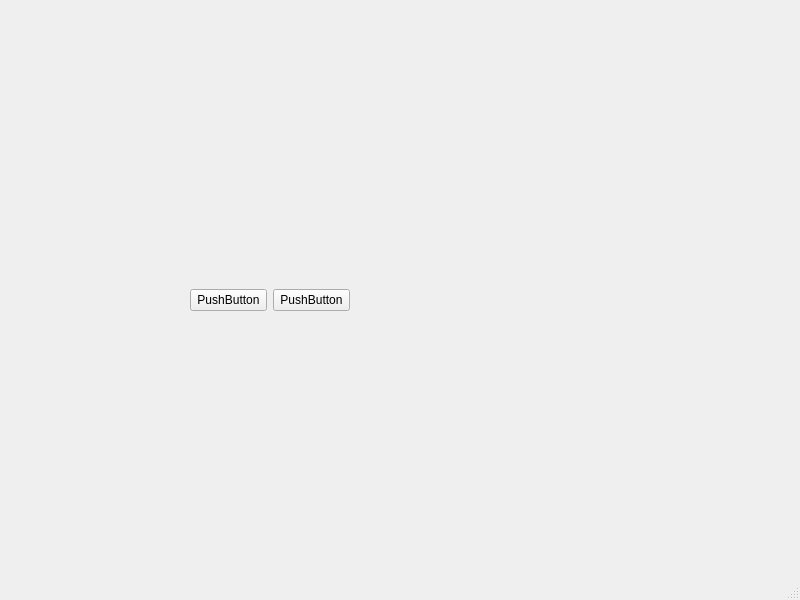
Above: mainwindow.ui from hi-ma-san/MidtermAI before the change. Below: the same form after it.
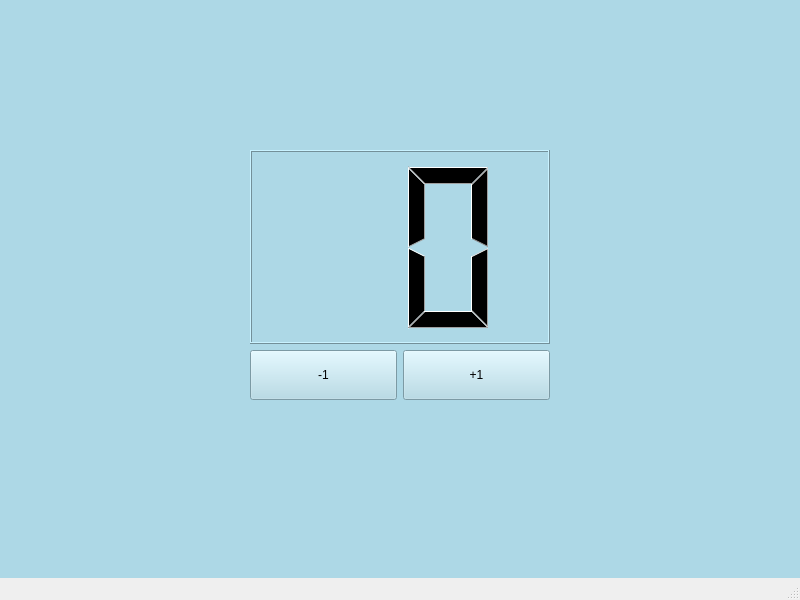
That is the form after the change.

Commit message: Implement UI optimization with light blue background, LCD number, and +1/-1 buttons

The edit to the form file:
```diff
--- a/mainwindow.ui
+++ b/mainwindow.ui
@@ -14,29 +14,64 @@
    <string>MainWindow</string>
   </property>
   <widget class="QWidget" name="centralwidget">
-   <widget class="QWidget" name="horizontalLayoutWidget">
+   <property name="styleSheet">
+    <string notr="true">background-color: rgb(173, 216, 230);</string>
+   </property>
+   <widget class="QWidget" name="verticalLayoutWidget">
     <property name="geometry">
      <rect>
-      <x>190</x>
-      <y>260</y>
-      <width>160</width>
-      <height>80</height>
+      <x>250</x>
+      <y>150</y>
+      <width>300</width>
+      <height>250</height>
      </rect>
     </property>
-    <layout class="QHBoxLayout" name="horizontalLayout">
+    <layout class="QVBoxLayout" name="verticalLayout">
      <item>
-      <widget class="QPushButton" name="pushButton">
-       <property name="text">
-        <string>PushButton</string>
+      <widget class="QLCDNumber" name="lcdNumber">
+       <property name="minimumSize">
+        <size>
+         <width>0</width>
+         <height>100</height>
+        </size>
+       </property>
+       <property name="digitCount">
+        <number>2</number>
+       </property>
+       <property name="intValue" stdset="0">
+        <number>0</number>
        </property>
       </widget>
      </item>
      <item>
-      <widget class="QPushButton" name="pushButton_2">
-       <property name="text">
-        <string>PushButton</string>
-       </property>
-      </widget>
+      <layout class="QHBoxLayout" name="horizontalLayout">
+       <item>
+        <widget class="QPushButton" name="decrementButton">
+         <property name="minimumSize">
+          <size>
+           <width>0</width>
+           <height>50</height>
+          </size>
+         </property>
+         <property name="text">
+          <string>-1</string>
+         </property>
+        </widget>
+       </item>
+       <item>
+        <widget class="QPushButton" name="incrementButton">
+         <property name="minimumSize">
+          <size>
+           <width>0</width>
+           <height>50</height>
+          </size>
+         </property>
+         <property name="text">
+          <string>+1</string>
+         </property>
+        </widget>
+       </item>
+      </layout>
      </item>
     </layout>
    </widget>
```
The commit also changes 2 other files.
